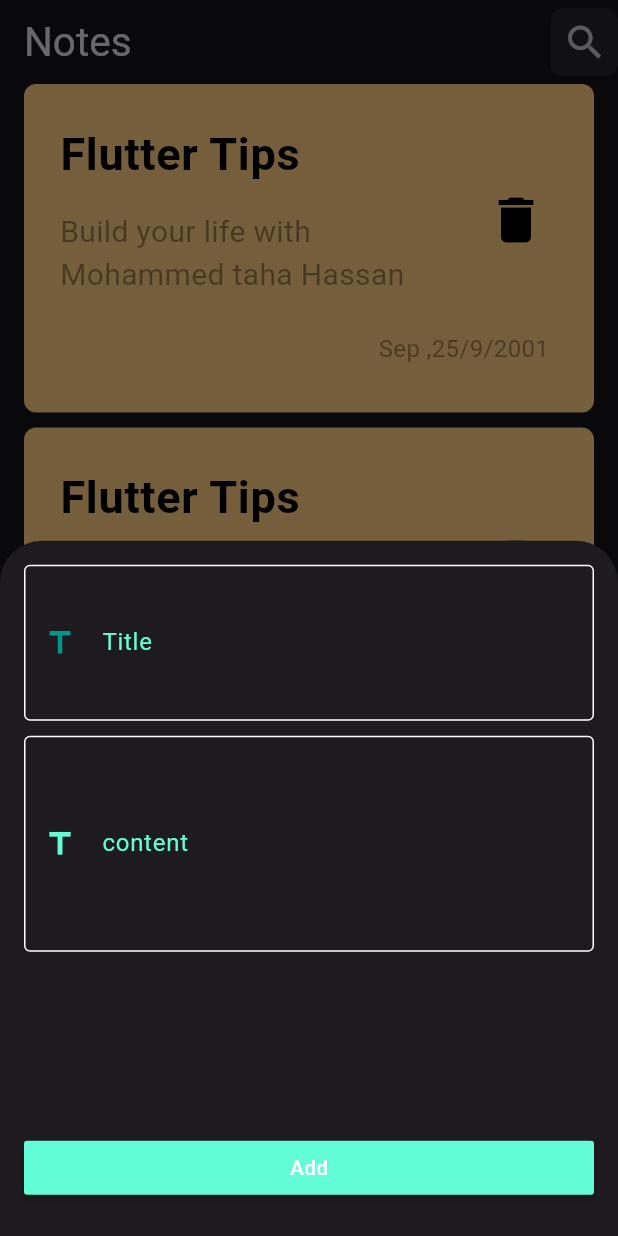
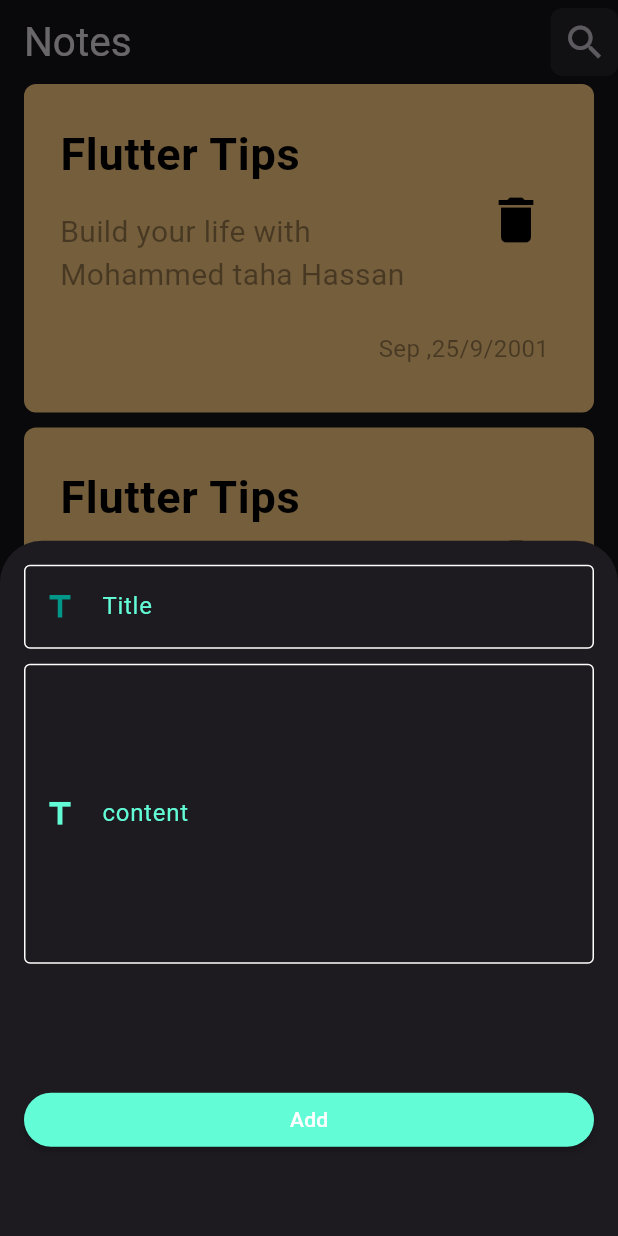
Before and after one commit to MohamedTaha-flutter/notes_app_flutter, a Flutter app: the screen it shows after launch, after a tap on the "add" icon, on a phone screen of 412 x 824 dp. Run offline on Flutter 3.47's test engine with Material 3 defaults, Android fonts, the phone set to English and light mode, and no system bars.

Commit message:
finish button in sheet and text form field

```diff
--- a/lib/Widget/model_bottom_sheet_widget.dart
+++ b/lib/Widget/model_bottom_sheet_widget.dart
@@ -13,10 +13,14 @@ class ShowModelBottomSheetWidget extends StatelessWidget {
   Widget build(BuildContext context) {
     return Padding(
       padding: const EdgeInsets.all(16),
+      child: Container(
+        height: 800,
+        child: SingleChildScrollView(
+          physics: const BouncingScrollPhysics(),
           child: Column(
             children: [
               TextFormFieldWidget(
-            contentVerticalPadding: 40,
+                maxLine: 1,
                 controller: titleController,
                 label: const Text(
                   "Title",
@@ -28,7 +32,7 @@ class ShowModelBottomSheetWidget extends StatelessWidget {
                 height: 10,
               ),
               TextFormFieldWidget(
-            contentVerticalPadding: 60,
+                maxLine: 7,
                 controller: contentController,
                 label: const Text(
                   "content",
@@ -37,17 +41,22 @@ class ShowModelBottomSheetWidget extends StatelessWidget {
                 prefixIcon: const Icon(Icons.title, color: mainColor),
               ),
               const SizedBox(
-            height: 120,
+                height: 80,
               ),
               SizedBox(
-              width: double.infinity,
+                  width: MediaQuery.of(context).size.width,
                   child: MaterialButton(
                     onPressed: () {},
                     color: mainColor,
+                    shape: RoundedRectangleBorder(
+                      borderRadius: BorderRadius.circular(18)
+                    ),
                     child: const Text("Add"),
                   ))
             ],
           ),
+        ),
+      ),
     );
   }
 }
--- a/lib/Widget/text_form_field_widget.dart
+++ b/lib/Widget/text_form_field_widget.dart
@@ -15,18 +15,18 @@ class TextFormFieldWidget extends StatelessWidget {
     this.suffixIcon,
     this.onSubmitted,
     this.isPassword = false,
-    this.contentVerticalPadding = 16.0 ,
+    required this.maxLine,
   });
   final bool isPassword ;
   final Widget label;
   final Widget prefixIcon;
+  final int maxLine ;
   Widget? suffixIcon;
   final TextEditingController controller;
   final TextInputType keyboardType;
   final Function(String)? onChanged;
   final Function(String)? onSubmitted;
   final String? Function(String?)? validator;
-   double contentVerticalPadding ;
   @override
   Widget build(BuildContext context) {
     return TextFormField(
@@ -37,9 +37,9 @@ class TextFormFieldWidget extends StatelessWidget {
 
       keyboardType: keyboardType,
       onChanged: onChanged,
+      maxLines: maxLine,
       style: const TextStyle(color: Colors.white),
       decoration: InputDecoration(
-        contentPadding: EdgeInsets.symmetric(vertical: contentVerticalPadding ),
         label: label ,
         prefixIcon: prefixIcon ,
         suffixIcon: suffixIcon ,
--- a/lib/screen/home_screen.dart
+++ b/lib/screen/home_screen.dart
@@ -3,7 +3,6 @@ import 'package:flutter/services.dart';
 
 import '../Widget/Notes_Widget.dart';
 import '../Widget/model_bottom_sheet_widget.dart';
-import '../styel/color.dart';
 
 class NotesView extends StatelessWidget {
   const NotesView({super.key});
@@ -52,8 +51,8 @@ class NotesView extends StatelessWidget {
               context: context,
               builder: (context) =>  ShowModelBottomSheetWidget());
         },
-        backgroundColor: mainColor,
-        child: const Icon(Icons.add),
+        backgroundColor:  const Color(0xffFFCC80),
+        child: const Icon(Icons.add,color: Colors.black,size: 21,),
       ),
     );
   }
```
Lines whose indentation alone changed are shown as unchanged.
